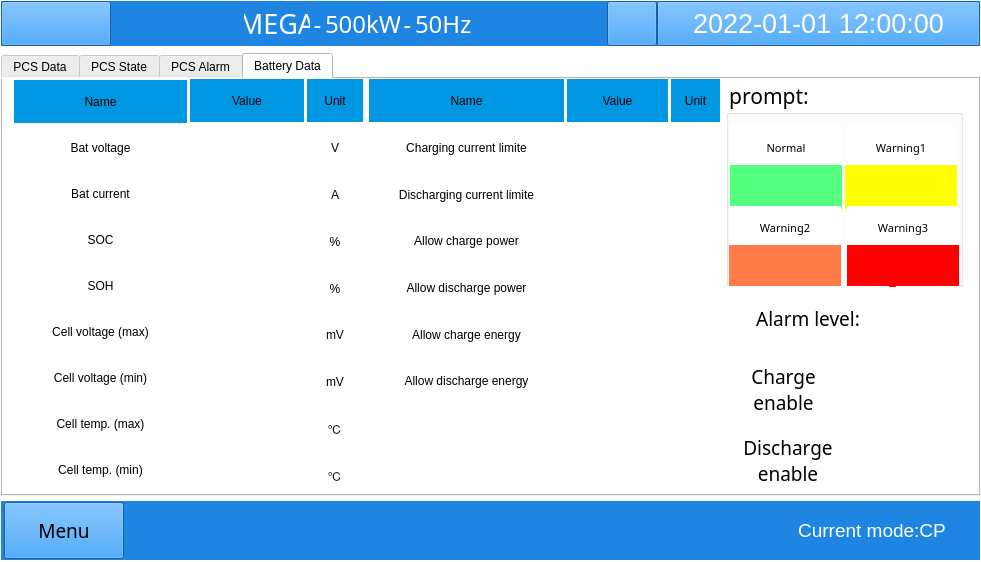
Qt form win.ui (megarevolpr/Win) before a commit.
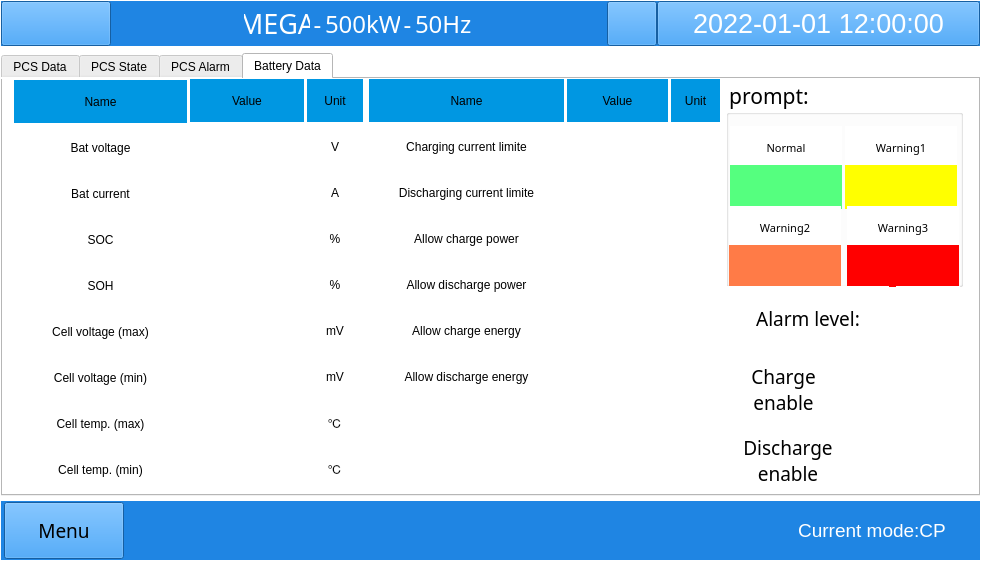
The same form after that commit. The open tabs and pages were chosen to show the change. Icons and pictures are not drawn.

Commit message: add PCS Data title

The edit to the form file:
```diff
--- a/win.ui
+++ b/win.ui
@@ -4352,7 +4352,7 @@
                 <number>0</number>
                </property>
                <item row="0" column="0">
-                <layout class="QHBoxLayout" name="horizontalLayout_14">
+                <layout class="QHBoxLayout" name="horizontalLayout_14" stretch="3,3,2">
                  <item>
                   <layout class="QHBoxLayout" name="horizontalLayout_7" stretch="3,2,1">
                    <property name="spacing">
@@ -4828,7 +4828,7 @@
                    <item>
                     <layout class="QVBoxLayout" name="verticalLayout_20">
                      <property name="spacing">
-                      <number>7</number>
+                      <number>3</number>
                      </property>
                      <item>
                       <widget class="QLabel" name="BatUnit1">
@@ -5045,6 +5045,9 @@
                    </property>
                    <item>
                     <layout class="QVBoxLayout" name="verticalLayout_26">
+                     <property name="spacing">
+                      <number>3</number>
+                     </property>
                      <item>
                       <widget class="QLabel" name="BATName1_2">
                        <property name="minimumSize">
```
Left out of the diff: 4 changed lines with no effect on the pictures. The commit also changes 2 other files.
